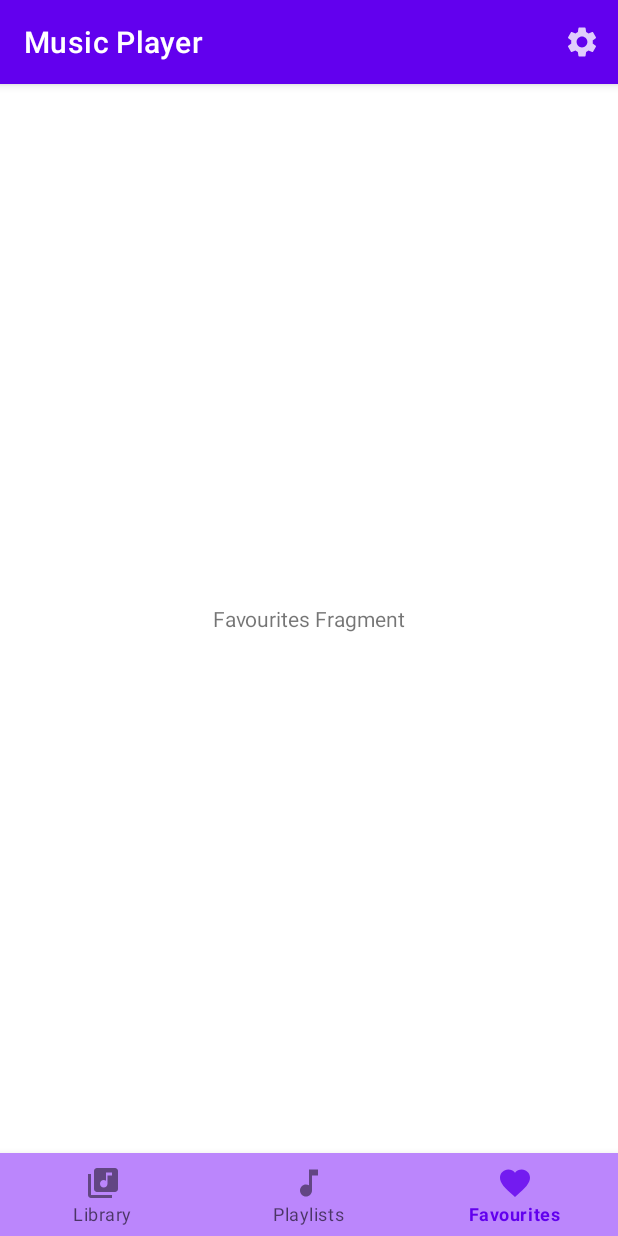
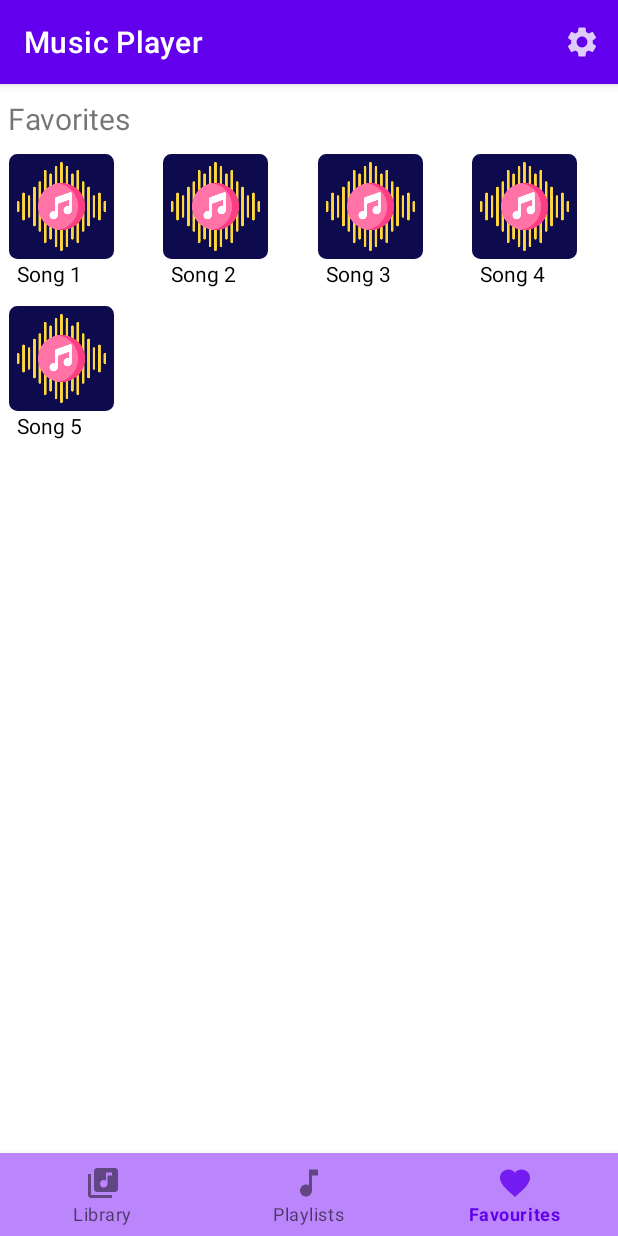
Before and after one commit to anoop-k-n/MusicPlayer, an Android app: the screen it shows after launch (MainActivity), item 3 of the bottom bar chosen, on a phone screen of 412 x 824 dp. Run offline under Robolectric (Android 15) with nearby library versions, the phone set to English and light mode, and no system bars.

Commit message:
Started working on Favorites Fragment and Favorites RecyclerView

```diff
--- a/app/src/main/java/com/example/musicplayer/AlbumAdapter.kt
+++ b/app/src/main/java/com/example/musicplayer/AlbumAdapter.kt
@@ -55,20 +55,19 @@ class AlbumAdapter(private val context: Context, private val musicList : ArrayLi
                 .apply(RequestOptions().placeholder(R.drawable.music_player_icon_splash_screen).centerCrop())
                 .into(holder.image)
         holder.songTitle.text = musicList[position].title
-        holder.itemView.setOnClickListener{
-            when{
+        /*holder.itemView.setOnClickListener{
                 // if same song is clicked
-                musicList[position].id == PlayerActivity.nowPlayingID ->
-                    sendIntent("NowPlaying",PlayerActivity.songPosition)
-            }
+                if(musicList[position].id == PlayerActivity.nowPlayingID)
+                    sendIntent(ref = "NowPlaying", pos = PlayerActivity.songPosition)
+                else sendIntent(ref="AlbumAdapter",pos = position)
+            }*/
         }
-    }
 
     override fun getItemCount(): Int {
         return musicList.size
     }
 
-    private fun sendIntent(ref: String,pos: Int){
+     fun sendIntent(ref: String,pos: Int){
         val intent = Intent(context,PlayerActivity::class.java)
         intent.putExtra("index",pos)
         intent.putExtra("ref",ref)
--- /dev/null
+++ b/app/src/main/java/com/example/musicplayer/FavoriteAdapter.kt
@@ -0,0 +1,40 @@
+package com.example.musicplayer
+
+import android.content.Context
+import android.content.Intent
+import android.view.LayoutInflater
+import android.view.ViewGroup
+import androidx.core.content.ContextCompat
+import androidx.recyclerview.widget.RecyclerView
+import com.example.musicplayer.databinding.FavoriteViewBinding
+
+class FavoriteAdapter(private val context: Context, private val musicList : ArrayList<String>) : RecyclerView.Adapter<FavoriteAdapter.MyHolder>() {
+
+    class MyHolder(binding: FavoriteViewBinding) : RecyclerView.ViewHolder(binding.root) {
+        val image = binding.SongImgInFavorites
+        val name = binding.SongTitleInFavorites
+    }
+
+    override fun onCreateViewHolder(
+        parent: ViewGroup,
+        viewType: Int
+    ): MyHolder {
+        return MyHolder(FavoriteViewBinding.inflate(LayoutInflater.from(context),parent,false))
+    }
+
+    override fun onBindViewHolder(holder: MyHolder, position: Int) {
+        holder.name.text = musicList[position]
+    }
+
+    override fun getItemCount(): Int {
+        return musicList.size
+    }
+
+    fun sendIntent(ref: String,pos: Int){
+        val intent = Intent(context,PlayerActivity::class.java)
+        intent.putExtra("index",pos)
+        intent.putExtra("ref",ref)
+        ContextCompat.startActivity(context,intent,null)
+    }
+
+}
--- a/app/src/main/java/com/example/musicplayer/FavouritesFragment.kt
+++ b/app/src/main/java/com/example/musicplayer/FavouritesFragment.kt
@@ -1,6 +1,30 @@
 package com.example.musicplayer
 
+import android.os.Bundle
+import android.view.View
 import androidx.fragment.app.Fragment
+import androidx.recyclerview.widget.GridLayoutManager
+import androidx.recyclerview.widget.RecyclerView
 
 class FavouritesFragment : Fragment(R.layout.fragment_favourites) {
+    private lateinit var adapter: FavoriteAdapter
+    private lateinit var recyclerView: RecyclerView
+
+
+    override fun onViewCreated(view: View, savedInstanceState: Bundle?){
+        super.onViewCreated(view,savedInstanceState)
+        val layoutManager = GridLayoutManager(context,4)
+        recyclerView = view.findViewById(R.id.FavoriteRecyclerView)
+        val tempList = ArrayList<String>()
+        tempList.add("Song 1")
+        tempList.add("Song 2")
+        tempList.add("Song 3")
+        tempList.add("Song 4")
+        tempList.add("Song 5")
+        recyclerView.layoutManager = layoutManager
+        recyclerView.setHasFixedSize(true)
+        adapter = activity?.let { FavoriteAdapter(it, tempList) }!!
+        recyclerView.adapter = adapter
+
+    }
 }
--- a/app/src/main/java/com/example/musicplayer/LibraryFragment.kt
+++ b/app/src/main/java/com/example/musicplayer/LibraryFragment.kt
@@ -39,7 +39,6 @@ class LibraryFragment : Fragment(R.layout.fragment_library) {
                 intent.putExtra("index",position)
                 intent.putExtra("album", MusicListLibrary[position].album)
                 intent.putExtra("class","AlbumAdapter")
-
                 startActivity(intent)
 
             }
--- /dev/null
+++ b/app/src/main/res/layout/favorite_view.xml
@@ -0,0 +1,28 @@
+<?xml version="1.0" encoding="utf-8"?>
+<LinearLayout xmlns:android="http://schemas.android.com/apk/res/android"
+    xmlns:app="http://schemas.android.com/apk/res-auto"
+    android:orientation="vertical"
+    android:layout_width="wrap_content"
+    android:layout_height="wrap_content"
+    android:layout_margin="6dp">
+
+    <com.google.android.material.imageview.ShapeableImageView
+        android:id="@+id/SongImgInFavorites"
+        android:layout_width="70dp"
+        android:layout_height="70dp"
+        android:src="@drawable/music_player_icon_splash_screen"
+        app:shapeAppearanceOverlay="@style/curved"
+        />
+
+    <TextView
+        android:id="@+id/SongTitleInFavorites"
+        android:layout_width="70dp"
+        android:layout_height="wrap_content"
+        android:textColor="@color/black"
+        android:text="SongName"
+        android:paddingStart="5dp"
+        android:paddingEnd="5dp"
+        />
+
+
+</LinearLayout>
--- a/app/src/main/res/layout/fragment_favourites.xml
+++ b/app/src/main/res/layout/fragment_favourites.xml
@@ -6,13 +6,36 @@
     android:layout_height="match_parent"
     tools:context=".MainActivity">
 
+
     <com.google.android.material.textview.MaterialTextView
-        android:layout_width="wrap_content"
-        android:layout_height="wrap_content"
-        android:text="Favourites Fragment"
-        app:layout_constraintBottom_toBottomOf="parent"
+        android:id="@+id/white_space_fragment_in_fav"
+        android:layout_width="match_parent"
+        android:layout_height="60dp"
         app:layout_constraintEnd_toEndOf="parent"
         app:layout_constraintStart_toStartOf="parent"
-        app:layout_constraintTop_toTopOf="parent" />
+        app:layout_constraintTop_toTopOf="parent"
+        />
+
+    <com.google.android.material.textview.MaterialTextView
+        android:id="@+id/favoritesText"
+        android:layout_width="match_parent"
+        android:layout_height="wrap_content"
+        android:text="Favorites"
+        android:paddingBottom="4dp"
+        android:paddingStart="5dp"
+        android:layout_marginTop="5dp"
+        android:textSize="20sp"
+        app:layout_constraintTop_toBottomOf="@id/white_space_fragment_in_fav"
+        app:layout_constraintStart_toStartOf="parent"/>
+
+    <androidx.recyclerview.widget.RecyclerView
+        app:layout_constraintStart_toStartOf="parent"
+        app:layout_constraintEnd_toEndOf="parent"
+        app:layout_constraintTop_toBottomOf="@id/favoritesText"
+        android:id="@+id/FavoriteRecyclerView"
+        android:layout_width="match_parent"
+        android:layout_height="wrap_content"
+        tools:listitem="@layout/favorite_view"
+        />
 
 </androidx.constraintlayout.widget.ConstraintLayout>
--- a/app/src/main/res/layout/fragment_library.xml
+++ b/app/src/main/res/layout/fragment_library.xml
@@ -10,7 +10,7 @@
     <com.google.android.material.textview.MaterialTextView
         android:id="@+id/white_space_fragment"
         android:layout_width="match_parent"
-        android:layout_height="wrap_content"
+        android:layout_height="70dp"
         app:layout_constraintEnd_toEndOf="parent"
         app:layout_constraintStart_toStartOf="parent"
         app:layout_constraintTop_toTopOf="parent"
```
